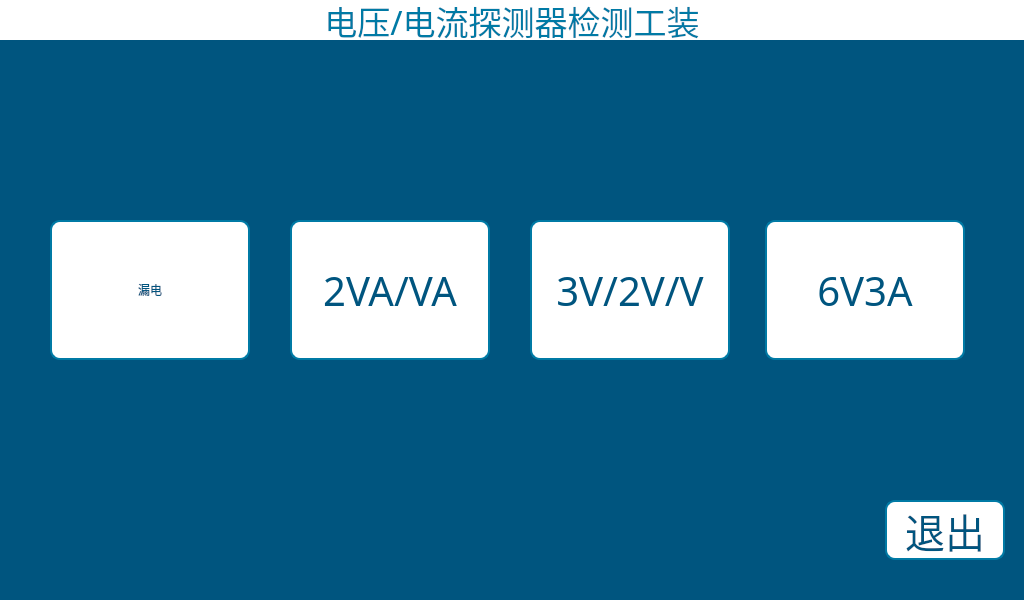
Above: InspectionTooling/mainwindow.ui from Micheal1022/HostAppProject before the change. Below: the same form after it.
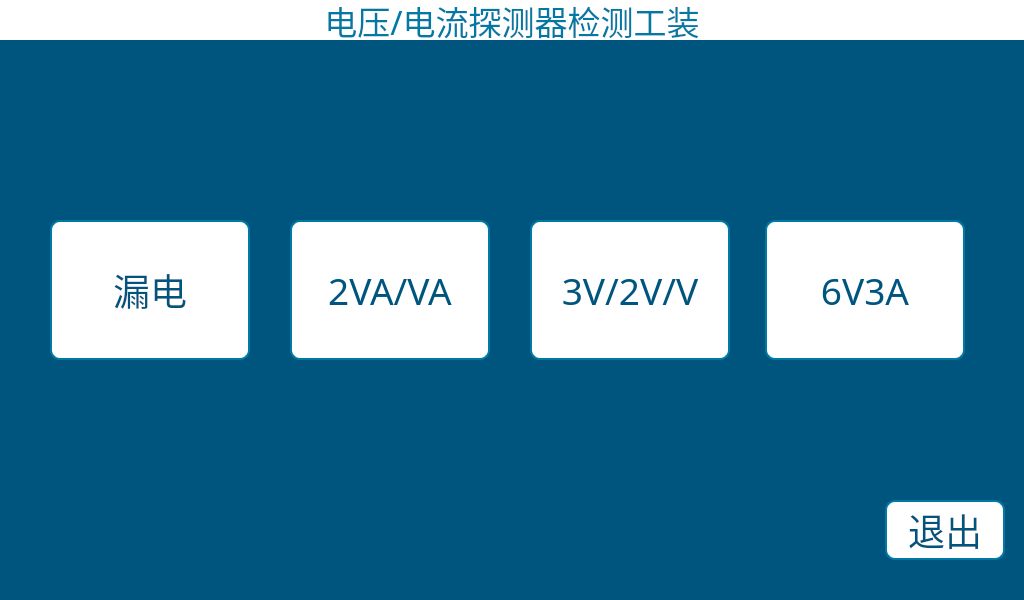
That is the form after the change. Icons and pictures are not drawn.

Diff of the .ui file:
```diff
--- a/InspectionTooling/mainwindow.ui
+++ b/InspectionTooling/mainwindow.ui
@@ -101,6 +101,15 @@
         <height>140</height>
        </rect>
       </property>
+      <property name="font">
+       <font>
+        <family>宋体</family>
+        <pointsize>28</pointsize>
+        <weight>50</weight>
+        <italic>false</italic>
+        <bold>false</bold>
+       </font>
+      </property>
       <property name="text">
        <string>漏电</string>
       </property>
@@ -130,7 +139,7 @@
       <property name="font">
        <font>
         <family>宋体</family>
-        <pointsize>30</pointsize>
+        <pointsize>28</pointsize>
         <weight>50</weight>
         <italic>false</italic>
         <bold>false</bold>
@@ -165,7 +174,7 @@
       <property name="font">
        <font>
         <family>宋体</family>
-        <pointsize>30</pointsize>
+        <pointsize>28</pointsize>
         <weight>50</weight>
         <italic>false</italic>
         <bold>false</bold>
@@ -200,7 +209,7 @@
       <property name="font">
        <font>
         <family>宋体</family>
-        <pointsize>30</pointsize>
+        <pointsize>28</pointsize>
         <weight>50</weight>
         <italic>false</italic>
         <bold>false</bold>
@@ -235,7 +244,7 @@
       <property name="font">
        <font>
         <family>宋体</family>
-        <pointsize>30</pointsize>
+        <pointsize>28</pointsize>
         <weight>50</weight>
         <italic>false</italic>
         <bold>false</bold>
```
Left out of the diff: 2 changed lines with no effect on the pictures.
